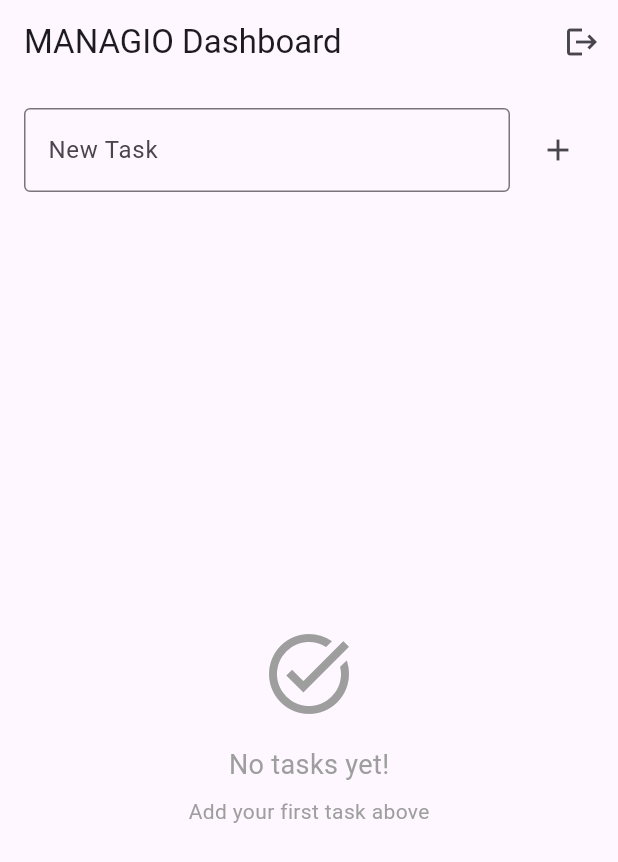
After one commit to kalviumcommunity/S58-0126-The-Wolf-Flutter-Firebase-Managio2, a Flutter app: the DashboardScreen screen opened directly, after a tap on the "add" icon, on a phone screen of 412 x 824 dp. The commit adds this screen. Shown: the top 862 px of the screen. Run offline on Flutter 3.47's test engine with Material 3 defaults, Android fonts, the phone set to English and light mode, and no system bars; our stand-ins replace cloud_firestore, firebase_auth, firebase_core; accounts and stored records are empty.

Commit message:
feat: integrated Firebase Auth and Firestore with working login and data flow

```diff
--- /dev/null
+++ b/lib/screens/dashboard_screen.dart
@@ -0,0 +1,238 @@
+import 'package:flutter/material.dart';
+import '../services/firestore_service.dart';
+import '../services/auth_service.dart';
+import 'package:firebase_auth/firebase_auth.dart';
+import 'package:cloud_firestore/cloud_firestore.dart';
+
+class DashboardScreen extends StatefulWidget {
+  const DashboardScreen({super.key});
+
+  @override
+  State<DashboardScreen> createState() => _DashboardScreenState();
+}
+
+class _DashboardScreenState extends State<DashboardScreen> {
+  final FirestoreService _firestore = FirestoreService();
+  final AuthService _authService = AuthService();
+  final TextEditingController _controller = TextEditingController();
+
+  @override
+  void initState() {
+    super.initState();
+    _checkAuth();
+  }
+
+  void _checkAuth() {
+    final user = FirebaseAuth.instance.currentUser;
+    print('Current user: ${user?.uid}');
+    print('Current user email: ${user?.email}');
+  }
+
+  @override
+  Widget build(BuildContext context) {
+    return Scaffold(
+      appBar: AppBar(
+        title: const Text('MANAGIO Dashboard'),
+        actions: [
+          IconButton(
+            icon: const Icon(Icons.logout),
+            onPressed: () async {
+              await _authService.signOut();
+              if (mounted) {
+                Navigator.pushReplacementNamed(context, '/');
+              }
+            },
+          ),
+        ],
+      ),
+      body: Column(
+        children: [
+          // ADD TASK INPUT
+          Padding(
+            padding: const EdgeInsets.all(16),
+            child: Row(
+              children: [
+                Expanded(
+                  child: TextField(
+                    controller: _controller,
+                    decoration: const InputDecoration(
+                      labelText: 'New Task',
+                      border: OutlineInputBorder(),
+                    ),
+                  ),
+                ),
+                const SizedBox(width: 8),
+                IconButton(
+                  icon: const Icon(Icons.add),
+                  onPressed: () async {
+                    if (_controller.text.isNotEmpty) {
+                      try {
+                        await _firestore.addTask(_controller.text);
+                        _controller.clear();
+                        if (mounted) {
+                          ScaffoldMessenger.of(context).showSnackBar(
+                            const SnackBar(
+                              content: Text('Task added successfully!'),
+                              backgroundColor: Colors.green,
+                            ),
+                          );
+                        }
+                      } catch (e) {
+                        print('Error adding task: $e');
+                        if (mounted) {
+                          ScaffoldMessenger.of(context).showSnackBar(
+                            SnackBar(
+                              content: Text('Error: $e'),
+                              backgroundColor: Colors.red,
+                            ),
+                          );
+                        }
+                      }
+                    }
+                  },
+                )
+              ],
+            ),
+          ),
+
+          // TASK LIST
+          Expanded(
+            child: StreamBuilder(
+              stream: _firestore.getTasks(),
+              builder: (context, snapshot) {
+                // Show loading
+                if (snapshot.connectionState == ConnectionState.waiting) {
+                  return const Center(child: CircularProgressIndicator());
+                }
+
+                // Show error
+                if (snapshot.hasError) {
+                  return Center(
+                    child: Column(
+                      mainAxisAlignment: MainAxisAlignment.center,
+                      children: [
+                        const Icon(Icons.error, size: 48, color: Colors.red),
+                        const SizedBox(height: 16),
+                        Text('Error: ${snapshot.error}'),
+                        const SizedBox(height: 16),
+                        ElevatedButton(
+                          onPressed: () {
+                            setState(() {}); // Rebuild to retry
+                          },
+                          child: const Text('Retry'),
+                        ),
+                      ],
+                    ),
+                  );
+                }
+
+                // Show empty state
+               // In the StreamBuilder's builder, replace the task list section:
+if (!snapshot.hasData || snapshot.data!.docs.isEmpty) {
+  return const Center(
+    child: Column(
+      mainAxisAlignment: MainAxisAlignment.center,
+      children: [
+        Icon(Icons.task_alt, size: 64, color: Colors.grey),
+        SizedBox(height: 16),
+        Text(
+          'No tasks yet!',
+          style: TextStyle(fontSize: 18, color: Colors.grey),
+        ),
+        SizedBox(height: 8),
+        Text(
+          'Add your first task above',
+          style: TextStyle(color: Colors.grey),
+        ),
+      ],
+    ),
+  );
+}
+
+// Show tasks - SORT HERE
+final docs = snapshot.data!.docs;
+
+// Sort by createdAt descending (newest first)
+docs.sort((a, b) {
+  final aTime = a['createdAt'] as Timestamp;
+  final bTime = b['createdAt'] as Timestamp;
+  return bTime.compareTo(aTime);
+});
+
+print('Found ${docs.length} tasks');
+
+                return ListView.builder(
+                  itemCount: docs.length,
+                  itemBuilder: (context, index) {
+                    final doc = docs[index];
+                    return Card(
+                      margin: const EdgeInsets.symmetric(
+                        horizontal: 16,
+                        vertical: 4,
+                      ),
+                      child: ListTile(
+                        title: Text(doc['title']),
+                        trailing: Row(
+                          mainAxisSize: MainAxisSize.min,
+                          children: [
+                            // EDIT BUTTON
+                            IconButton(
+                              icon: const Icon(Icons.edit, color: Colors.blue),
+                              onPressed: () async {
+                                try {
+                                  await _firestore.updateTask(
+                                    doc.id,
+                                    '${doc['title']} (edited)',
+                                  );
+                                  if (mounted) {
+                                    ScaffoldMessenger.of(context).showSnackBar(
+                                      const SnackBar(
+                                        content: Text('Task updated!'),
+                                        backgroundColor: Colors.green,
+                                      ),
+                                    );
+                                  }
+                                } catch (e) {
+                                  print('Error updating task: $e');
+                                }
+                              },
+                            ),
+                            // DELETE BUTTON
+                            IconButton(
+                              icon: const Icon(Icons.delete, color: Colors.red),
+                              onPressed: () async {
+                                try {
+                                  await _firestore.deleteTask(doc.id);
+                                  if (mounted) {
+                                    ScaffoldMessenger.of(context).showSnackBar(
+                                      const SnackBar(
+                                        content: Text('Task deleted!'),
+                                        backgroundColor: Colors.orange,
+                                      ),
+                                    );
+                                  }
+                                } catch (e) {
+                                  print('Error deleting task: $e');
+                                }
+                              },
+                            ),
+                          ],
+                        ),
+                      ),
+                    );
+                  },
+                );
+              },
+            ),
+          ),
+        ],
+      ),
+    );
+  }
+
+  @override
+  void dispose() {
+    _controller.dispose();
+    super.dispose();
+  }
+}
--- a/lib/services/firestore_service.dart
+++ b/lib/services/firestore_service.dart
@@ -1,17 +1,91 @@
 import 'package:cloud_firestore/cloud_firestore.dart';
+import 'package:firebase_auth/firebase_auth.dart';
 
 class FirestoreService {
-  final CollectionReference tasks =
-      FirebaseFirestore.instance.collection('tasks');
+  final FirebaseFirestore _db = FirebaseFirestore.instance;
+  final FirebaseAuth _auth = FirebaseAuth.instance;
+
+  Future<void> createUserProfile(String email) async {
+    try {
+      final user = _auth.currentUser;
+
+      if (user == null) {
+        throw Exception('No authenticated user found');
+      }
+
+      final uid = user.uid;
+      print('Creating user profile for UID: $uid');
+
+      await _db.collection('users').doc(uid).set({
+        'email': email,
+        'createdAt': Timestamp.now(),
+      });
+
+      print('User profile created successfully!');
+    } catch (e) {
+      print('Error creating user profile: $e');
+      rethrow;
+    }
+  }
 
   Future<void> addTask(String title) async {
-    await tasks.add({
-      'title': title,
-      'createdAt': Timestamp.now(),
-    });
+    try {
+      final user = _auth.currentUser;
+
+      if (user == null) {
+        throw Exception('No authenticated user found');
+      }
+
+      final uid = user.uid;
+
+      await _db.collection('tasks').add({
+        'uid': uid,
+        'title': title,
+        'createdAt': Timestamp.now(),
+      });
+
+      print('Task added successfully!');
+    } catch (e) {
+      print('Error adding task: $e');
+      rethrow;
+    }
   }
 
-  Stream<QuerySnapshot> getTasks() {
-    return tasks.orderBy('createdAt', descending: true).snapshots();
+Stream<QuerySnapshot> getTasks() {
+  final user = _auth.currentUser;
+
+  if (user == null) {
+    return const Stream.empty();
+  }
+
+  final uid = user.uid;
+
+  // Query without orderBy (no index required)
+  return _db
+      .collection('tasks')
+      .where('uid', isEqualTo: uid)
+      .snapshots();
+}
+
+  Future<void> updateTask(String docId, String newTitle) async {
+    try {
+      await _db.collection('tasks').doc(docId).update({
+        'title': newTitle,
+      });
+      print('Task updated successfully!');
+    } catch (e) {
+      print('Error updating task: $e');
+      rethrow;
+    }
+  }
+
+  Future<void> deleteTask(String docId) async {
+    try {
+      await _db.collection('tasks').doc(docId).delete();
+      print('Task deleted successfully!');
+    } catch (e) {
+      print('Error deleting task: $e');
+      rethrow;
+    }
   }
 }
```
Also changed, not shown: lib/screens/login_screen.dart (+87 -21 lines), lib/services/auth_service.dart (+11 -4 lines), 5 other files.
